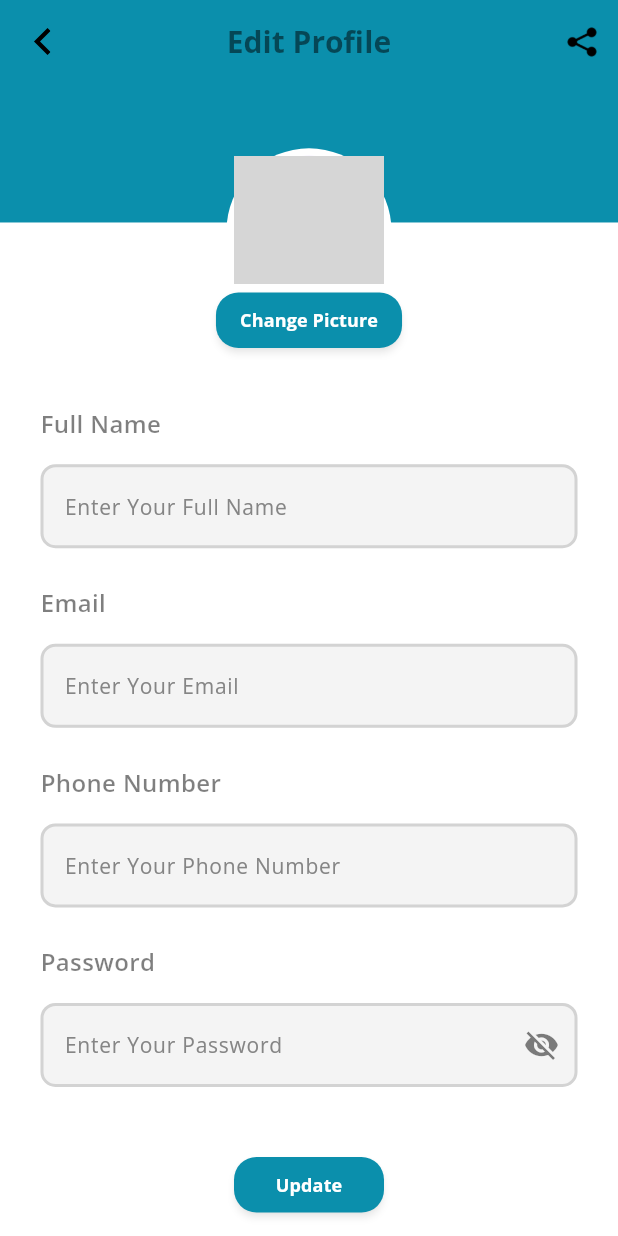
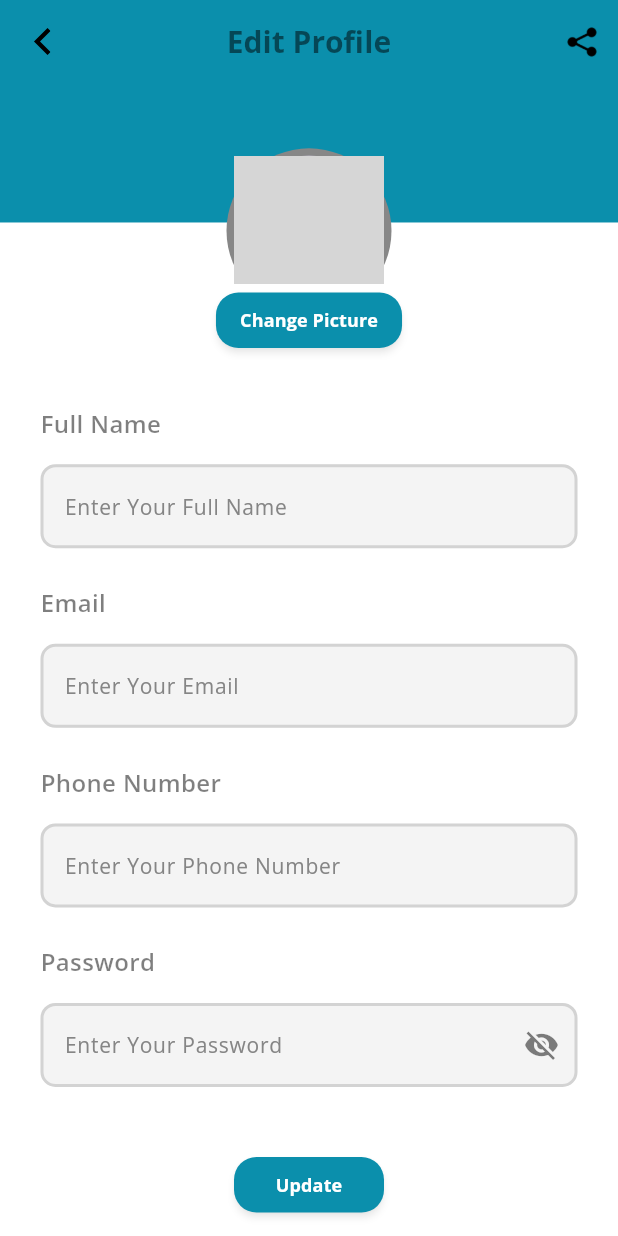
Before and after one commit to Project-5242/Project-5242-frontend, a Flutter app: the screen it shows after launch, after a tap on "Edit Profile", on a phone screen of 412 x 824 dp. Run offline on Flutter 3.47's test engine with Material 3 defaults, Android fonts, the phone set to English and light mode, and no system bars; drawn by our look-alikes of toastification; our stand-ins replace bloc, cached_network_image, dio, flutter_bloc, flutter_dotenv, flutter_html and 14 more; accounts and stored records are empty; network calls fail; project files that could hold a hidden picture were left out; grey boxes are pictures that could not be loaded.

Commit message:
profile & setting responsive

```diff
--- a/lib/presentation/profile/edit_profile_view.dart
+++ b/lib/presentation/profile/edit_profile_view.dart
@@ -18,12 +18,13 @@ class EditProfileView extends StatelessWidget {
 
   _mobileView(BuildContext context) {
     final height = MediaQuery.of(context).size.height;
+    final response = ResponsiveCheck(context);
     return Scaffold(
       body: CustomScrollView(
         slivers: [
           // SliverAppBar with Cover Photo and Centered Profile Picture
           SliverAppBar(
-            expandedHeight: height * 0.23,
+            expandedHeight: response.isMobile ? height * 0.23 : height * 0.30,
             // expandedHeight: height * 0.33,
             pinned: true,
             flexibleSpace: FlexibleSpaceBar(
@@ -44,10 +45,10 @@ class EditProfileView extends StatelessWidget {
                     top: height * 0.12,
                     right: 0,
                     left: 0,
-                    child: const CircleAvatar(
+                    child: CircleAvatar(
                       radius: 55,
-                      backgroundColor: Colors.white,
-                      child: CircleAvatar(
+                      backgroundColor: AppColors.borderColor,
+                      child: const CircleAvatar(
                         radius: 50,
                         backgroundImage: NetworkImage(
                           'https://media.distractify.com/brand-img/IXMXHdSmC/0x0/woman-being-splashed-with-water-1684438561942.jpg', // Replace with your profile picture URL
--- a/lib/presentation/profile/profile_view.dart
+++ b/lib/presentation/profile/profile_view.dart
@@ -1,12 +1,11 @@
 // ignore_for_file: unused_local_variable
 
+import 'package:cached_network_image/cached_network_image.dart';
 import 'package:flutter/material.dart';
-import 'package:flutter/widgets.dart';
 import 'package:flutter_project/base/base.dart';
 import 'package:flutter_project/data/constants/responsive_view.dart';
 import 'package:flutter_project/presentation/settings/setting_view.dart';
 import 'package:flutter_project/presentation/widgets/custom_text_from_field.dart';
-import 'package:get/get_connect/http/src/utils/utils.dart';
 
 class ProfileView extends StatefulWidget {
   const ProfileView({super.key});
@@ -77,8 +76,8 @@ class _ProfileViewState extends State<ProfileView> {
                                 backgroundColor: AppColors.borderColor,
                                 child: const CircleAvatar(
                                   radius: 45,
-                                  backgroundImage: NetworkImage(
-                                    'https://media.distractify.com/brand-img/IXMXHdSmC/0x0/woman-being-splashed-with-water-1684438561942.jpg', // Replace with your profile picture URL
+                                  backgroundImage: CachedNetworkImageProvider(
+                                    'https://upload.wikimedia.org/wikipedia/commons/thumb/3/32/Googleplex_HQ_%28cropped%29.jpg/1200px-Googleplex_HQ_%28cropped%29.jpg', // Replace with your profile picture URL
                                   ),
                                 ),
                               ),
@@ -112,6 +111,14 @@ class _ProfileViewState extends State<ProfileView> {
                                 title: "Terms & Conditions", onTap: () {}),
                             _customListTile(
                                 title: "Change Password", onTap: () {}),
+                            SizedBox(height: height * 0.09),
+                            AppButton(
+                              height: 37,
+                              width: 100,
+                              backgroundColor: AppColors.darkBlue,
+                              title: "Logout",
+                              onPressed: () {},
+                            ),
                           ],
                         ),
                       ),
@@ -129,7 +136,7 @@ class _ProfileViewState extends State<ProfileView> {
                       child: isSettingVisible
                           ? const Padding(
                               padding: EdgeInsets.symmetric(
-                                  horizontal: 60, vertical: 40),
+                                  horizontal: 90, vertical: 40),
                               child: SettingView(),
                             )
                           : Row(
@@ -139,13 +146,14 @@ class _ProfileViewState extends State<ProfileView> {
                                   child: Column(
                                     mainAxisAlignment: MainAxisAlignment.center,
                                     children: [
-                                      const CircleAvatar(
+                                      CircleAvatar(
                                         radius: 55,
-                                        backgroundColor: Colors.white,
-                                        child: CircleAvatar(
+                                        backgroundColor: AppColors.borderColor,
+                                        child: const CircleAvatar(
                                           radius: 50,
-                                          backgroundImage: NetworkImage(
-                                            'https://media.distractify.com/brand-img/IXMXHdSmC/0x0/woman-being-splashed-with-water-1684438561942.jpg', // Replace with your profile picture URL
+                                          backgroundImage:
+                                              CachedNetworkImageProvider(
+                                            'https://upload.wikimedia.org/wikipedia/commons/thumb/3/32/Googleplex_HQ_%28cropped%29.jpg/1200px-Googleplex_HQ_%28cropped%29.jpg', // Replace with your profile picture URL
                                           ),
                                         ),
                                       ),
@@ -256,7 +264,7 @@ class _ProfileViewState extends State<ProfileView> {
                               ],
                             ),
                     ),
-                  )
+                  ),
                 ],
               ),
             ),
@@ -324,7 +332,6 @@ class _ProfileViewState extends State<ProfileView> {
                     ],
                   ),
                 ),
-
                 SizedBox(height: height * 0.09),
                 AppButton(
                   height: 37,
```
